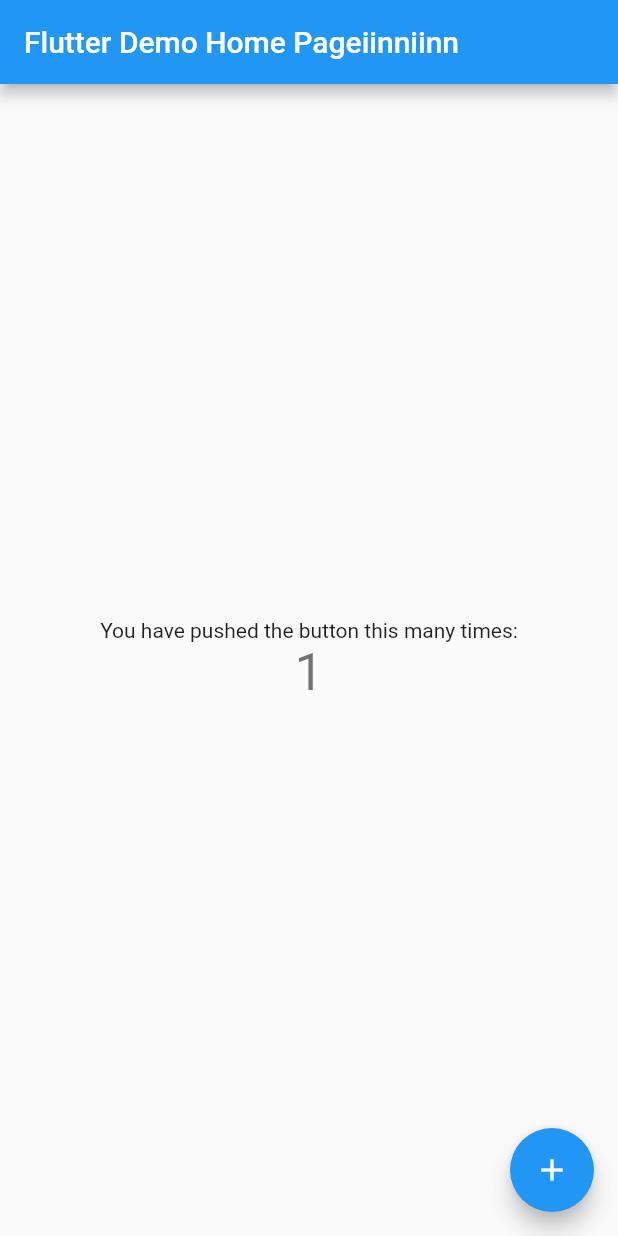
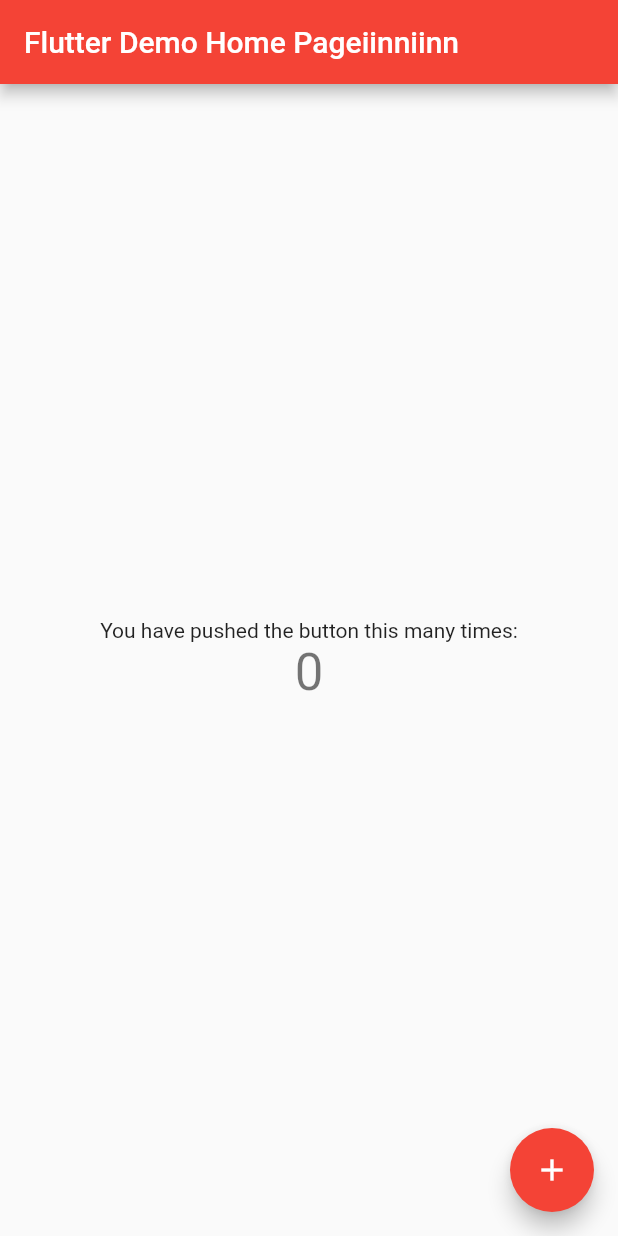
Before and after one commit to wonminchoel/github_sohard, a Flutter app: the screen it shows after launch, after a tap on the "add" icon, on a phone screen of 412 x 824 dp. Run offline on Flutter 3.47's test engine with Material 2 defaults, Android fonts, the phone set to English and light mode, and no system bars.

Commit message:
project files

```diff
--- a/lib/main.dart
+++ b/lib/main.dart
@@ -18,9 +18,10 @@ class MyApp extends StatelessWidget {
         // or simply save your changes to "hot reload" in a Flutter IDE).
         // Notice that the counter didn't reset back to zero; the application
         // is not restarted.
-        primarySwatch: Colors.blue,
+        primarySwatch: Colors.red,
       ),
       home: MyHomePage(title: 'Flutter Demo Home Pageiinniinn'),
+
     );
 
   }
@@ -48,6 +49,8 @@ class _MyHomePageState extends State<MyHomePage> {
   int _counter = 0;
 
   void _incrementCounter() {
+    _counter++;
+    /*
     setState(() {
       // This call to setState tells the Flutter framework that something has
       // changed in this State, which causes it to rerun the build method below
@@ -56,6 +59,8 @@ class _MyHomePageState extends State<MyHomePage> {
       // called again, and so nothing would appear to happen.
       _counter++;
     });
+*/
+
   }
 
   @override
```
